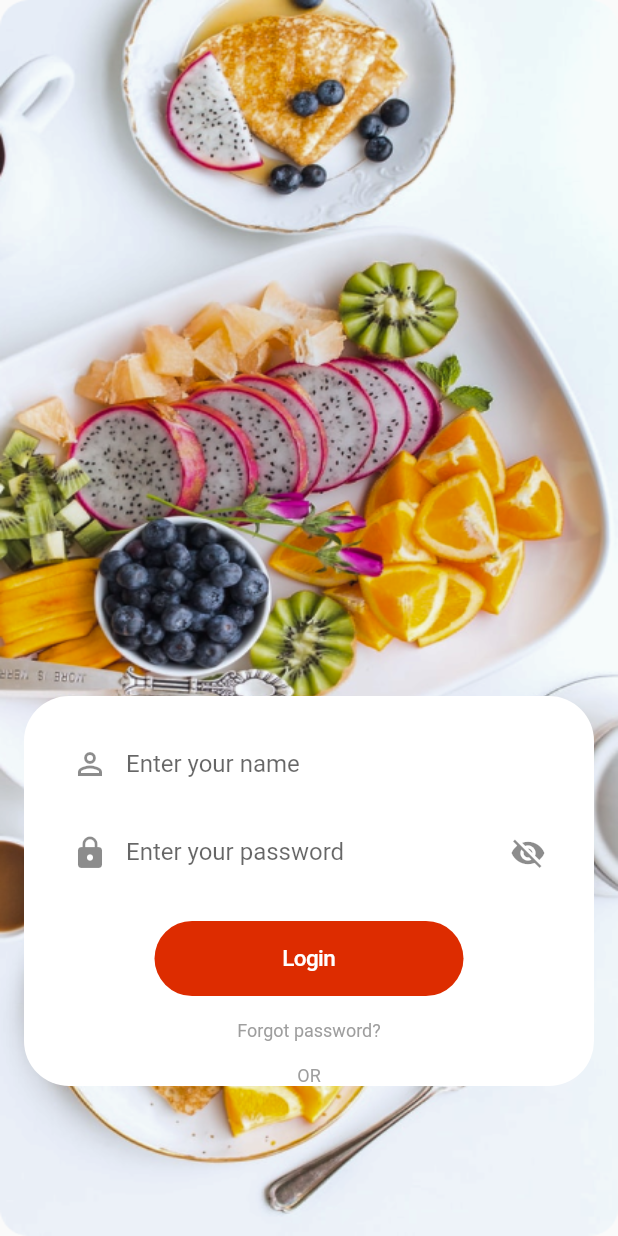
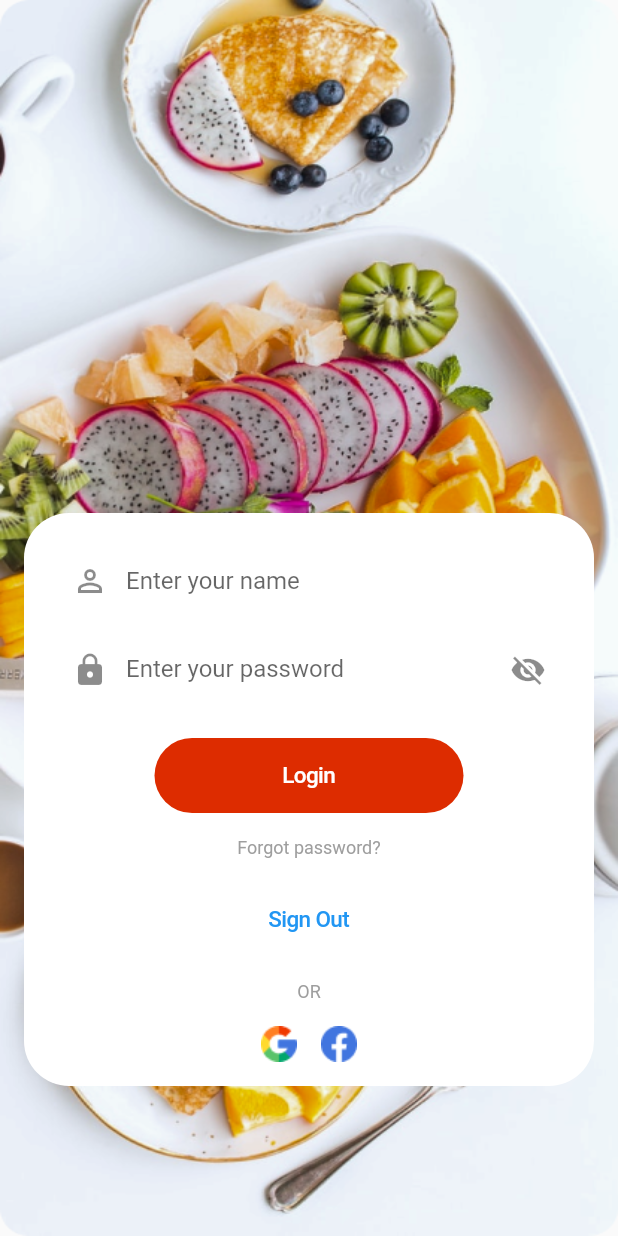
Before and after one commit to Tamiresp/Flutter_Topicos, a Flutter app: the screen it shows after launch, on a phone screen of 412 x 824 dp. Run offline on Flutter 3.47's test engine with Material 2 defaults, Android fonts, the phone set to English and light mode, and no system bars.

```diff
--- a/lib/features/login/login_page.dart
+++ b/lib/features/login/login_page.dart
@@ -1,6 +1,7 @@
 import 'package:flutter/cupertino.dart';
 import 'package:flutter/material.dart';
 import 'package:project_topicos_avancados/features/home/home_page.dart';
+import 'package:project_topicos_avancados/features/register/register_page.dart';
 import 'package:project_topicos_avancados/utils/app_colors.dart';
 
 class LoginPage extends StatelessWidget {
@@ -64,9 +65,36 @@ class LoginPage extends StatelessWidget {
                     data: 'Forgot password?'
                   ),
                 SizedBox(height: 16),
+                Container(
+                  width: buttonWidth,
+                  child: CupertinoButton(
+                    onPressed: () {
+                      navigateToRegisterPage(context: context);
+                    },
+                    child: createButtonText(
+                        data: "Sign Out", color: Colors.blue)
+                  ),
+                ),
+                SizedBox(height: 16),
                 createText(
                     data: 'OR'
-                  )
+                  ),
+                SizedBox(height: 16),
+                Row(
+                  mainAxisAlignment: MainAxisAlignment.center,
+                  children: [
+                    Image(
+                        image: AssetImage("images/iconGoogle.png"),
+                        fit : BoxFit.fill,
+                     ),
+                     SizedBox(width: 16),
+                     Image(
+                        image: AssetImage("images/Facebook.png"),
+                        fit : BoxFit.fill,
+                     ),
+                  ],
+                ),
+                SizedBox(height: 16)
               ]
             ),
           ),
@@ -77,6 +105,11 @@ class LoginPage extends StatelessWidget {
   navigateToHomePage({BuildContext context}) {
     Navigator.of(context)
         .push(MaterialPageRoute(builder: (BuildContext context) => HomePage()));
+  }
+
+  navigateToRegisterPage({BuildContext context}) {
+    Navigator.of(context)
+        .push(MaterialPageRoute(builder: (BuildContext context) => RegisterPage()));
   }
 
   Text createButtonText({String data, Color color}) {
```
Also changed, not shown: lib/features/register/register_page.dart (added, +19 -0 lines).
